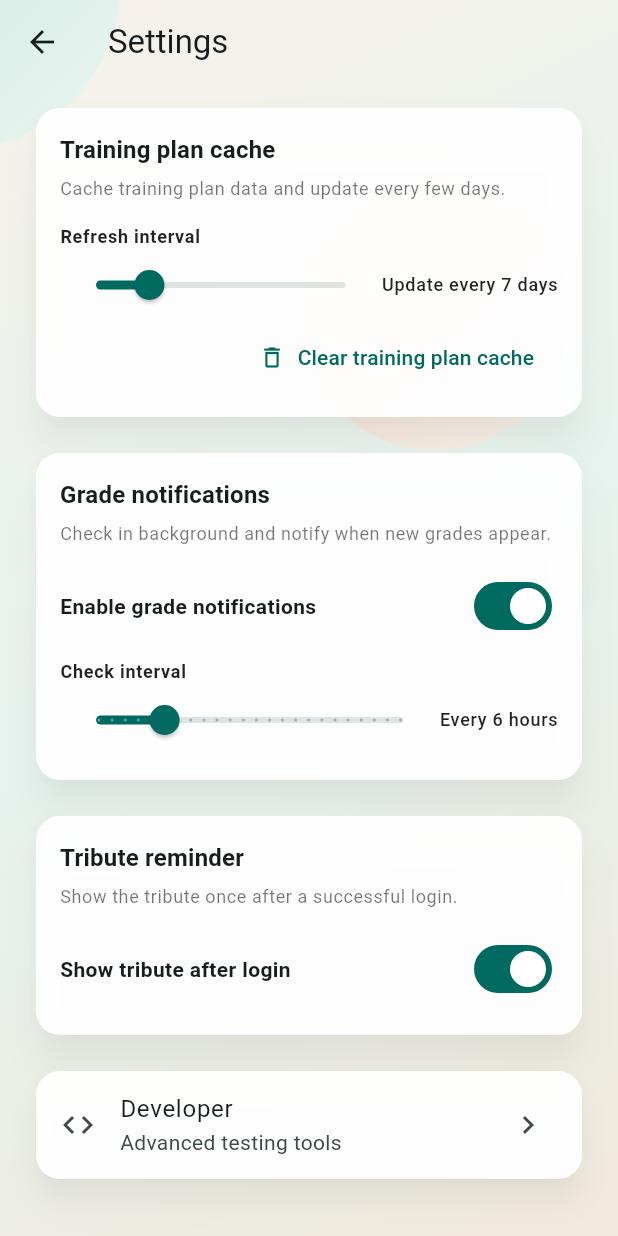
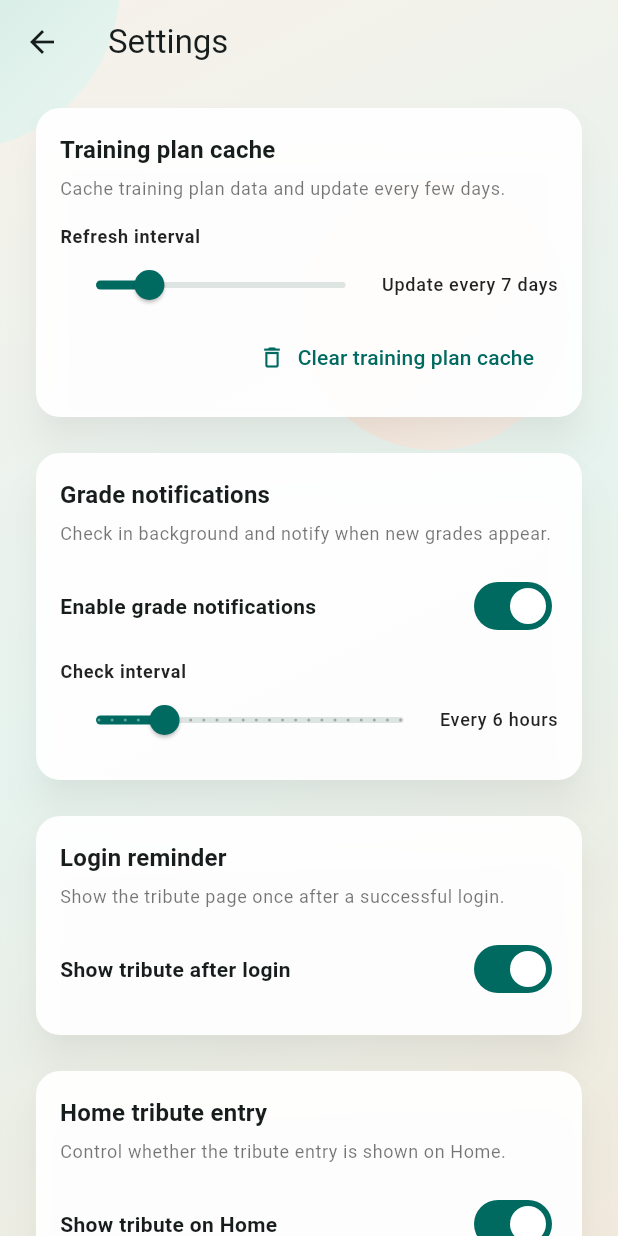
Before and after one commit to AuroBreeze/QFNU_API_App, a Flutter app: the SettingsPage screen opened directly, on a phone screen of 412 x 824 dp. Run offline on Flutter 3.47's test engine with Material 3 defaults, Android fonts, the phone set to English and light mode, and no system bars; our stand-ins replace cookie_jar, dio, dio_cookie_manager, flutter_local_notifications, flutter_secure_storage, shared_preferences; missing offline and left inert: workmanager; accounts and stored records are empty; network calls fail; statements that could not run were skipped.

Commit message:
feat(home): 添加首页致敬卡片的显示控制功能
- 在HomePage中添加FutureBuilder来异步获取设置状态，
控制致敬卡片的显示与隐藏
- 导入SettingsStore以支持设置读取功能
- 添加SizedBox布局优化卡片间距

feat(settings): 增加首页致敬卡片显示开关设置项

- 在SettingsPage中新增_showHomeTributeCard状态变量
- 添加_getShowHomeTributeCard初始化逻辑
- 实现_toggleHomeTributeCard方法处理开关切换
- 在设置界面增加致敬卡片显示控制卡片组件
- 在设置界面致敬区域下方增加跳转到致敬页面的列表项

feat(settings-store): 新增首页致敬卡片显示设置存储支持

- 定义_showHomeTributeCard偏好键常量
- 实现getShowHomeTributeCard获取方法
- 实现setShowHomeTributeCard设置方法

feat(l10n): 添加致敬卡片相关国际化文本

- 更新en和zh语言文件中的致敬提示文本
- 添加首页致敬卡片标题、副标题和启用标签的新本地化字符串
- 调整部分致敬相关文本的表述方式

refactor(tribute-page): 重构致敬页面布局结构

- 将页面内容包装在Column组件中
- 分离致敬内容卡片和设置开关卡片为独立的Card组件
- 优化页面布局层次结构

```diff
--- a/lib/l10n/app_en.arb
+++ b/lib/l10n/app_en.arb
@@ -233,7 +233,10 @@
   "tributeBody3": "If that work helped you, please keep respect and kindness toward the original author.",
   "tributeBody4": "May more students build to serve and share.",
   "tributeContinue": "Continue to Home",
-  "tributePromptTitle": "Tribute reminder",
-  "tributePromptSubtitle": "Show the tribute once after a successful login.",
-  "tributePromptEnabledLabel": "Show tribute after login"
+  "tributePromptTitle": "Login reminder",
+  "tributePromptSubtitle": "Show the tribute page once after a successful login.",
+  "tributePromptEnabledLabel": "Show tribute after login",
+  "tributeHomeCardTitle": "Home tribute entry",
+  "tributeHomeCardSubtitle": "Control whether the tribute entry is shown on Home.",
+  "tributeHomeCardEnabledLabel": "Show tribute on Home"
 }
--- a/lib/l10n/app_localizations.dart
+++ b/lib/l10n/app_localizations.dart
@@ -893,13 +893,13 @@ abstract class AppLocalizations {
   /// No description provided for @tributePromptTitle.
   ///
   /// In en, this message translates to:
-  /// **'Tribute reminder'**
+  /// **'Login reminder'**
   String get tributePromptTitle;
 
   /// No description provided for @tributePromptSubtitle.
   ///
   /// In en, this message translates to:
-  /// **'Show the tribute once after a successful login.'**
+  /// **'Show the tribute page once after a successful login.'**
   String get tributePromptSubtitle;
 
   /// No description provided for @tributePromptEnabledLabel.
@@ -907,6 +907,24 @@ abstract class AppLocalizations {
   /// In en, this message translates to:
   /// **'Show tribute after login'**
   String get tributePromptEnabledLabel;
+
+  /// No description provided for @tributeHomeCardTitle.
+  ///
+  /// In en, this message translates to:
+  /// **'Home tribute entry'**
+  String get tributeHomeCardTitle;
+
+  /// No description provided for @tributeHomeCardSubtitle.
+  ///
+  /// In en, this message translates to:
+  /// **'Control whether the tribute entry is shown on Home.'**
+  String get tributeHomeCardSubtitle;
+
+  /// No description provided for @tributeHomeCardEnabledLabel.
+  ///
+  /// In en, this message translates to:
+  /// **'Show tribute on Home'**
+  String get tributeHomeCardEnabledLabel;
 }
 
 class _AppLocalizationsDelegate
--- a/lib/l10n/app_localizations_en.dart
+++ b/lib/l10n/app_localizations_en.dart
@@ -463,12 +463,22 @@ class AppLocalizationsEn extends AppLocalizations {
   String get tributeContinue => 'Continue to Home';
 
   @override
-  String get tributePromptTitle => 'Tribute reminder';
+  String get tributePromptTitle => 'Login reminder';
 
   @override
   String get tributePromptSubtitle =>
-      'Show the tribute once after a successful login.';
+      'Show the tribute page once after a successful login.';
 
   @override
   String get tributePromptEnabledLabel => 'Show tribute after login';
+
+  @override
+  String get tributeHomeCardTitle => 'Home tribute entry';
+
+  @override
+  String get tributeHomeCardSubtitle =>
+      'Control whether the tribute entry is shown on Home.';
+
+  @override
+  String get tributeHomeCardEnabledLabel => 'Show tribute on Home';
 }
--- a/lib/settings/settings_page.dart
+++ b/lib/settings/settings_page.dart
@@ -2,6 +2,7 @@ import 'package:flutter/material.dart';
 import 'package:flutter_local_notifications/flutter_local_notifications.dart';
 import 'package:qfnu_app/background/grade_check_scheduler.dart';
 import 'package:qfnu_app/settings/developer_page.dart';
+import 'package:qfnu_app/settings/tribute_page.dart';
 import 'package:qfnu_app/l10n/app_localizations.dart';
 import 'package:qfnu_app/shared/settings_store.dart';
 import 'package:qfnu_app/shared/training_plan_cache.dart';
@@ -20,6 +21,7 @@ class _SettingsPageState extends State<SettingsPage> {
   bool _gradeNotifyEnabled = true;
   int _gradeCheckHours = SettingsStore.defaultGradeCheckIntervalHours;
   bool _tributePromptEnabled = true;
+  bool _showHomeTributeCard = true;
 
   @override
   void initState() {
@@ -32,12 +34,14 @@ class _SettingsPageState extends State<SettingsPage> {
     final gradeEnabled = await SettingsStore.getGradeNotificationEnabled();
     final gradeHours = await SettingsStore.getGradeCheckIntervalHours();
     final tributePromptEnabled = await SettingsStore.getTributePromptEnabled();
+    final showHomeTributeCard = await SettingsStore.getShowHomeTributeCard();
     if (!mounted) return;
     setState(() {
       _cacheDays = days;
       _gradeNotifyEnabled = gradeEnabled;
       _gradeCheckHours = gradeHours;
       _tributePromptEnabled = tributePromptEnabled;
+      _showHomeTributeCard = showHomeTributeCard;
       _loading = false;
     });
   }
@@ -104,6 +108,13 @@ class _SettingsPageState extends State<SettingsPage> {
       _tributePromptEnabled = value;
     });
     await SettingsStore.setTributePromptEnabled(value);
+  }
+
+  Future<void> _toggleHomeTributeCard(bool value) async {
+    setState(() {
+      _showHomeTributeCard = value;
+    });
+    await SettingsStore.setShowHomeTributeCard(value);
   }
 
 
@@ -357,6 +368,70 @@ class _SettingsPageState extends State<SettingsPage> {
                 ),
                 const SizedBox(height: 16),
                 Card(
+                  elevation: 10,
+                  shadowColor: Colors.black26,
+                  color: Colors.white.withOpacity(0.95),
+                  shape: RoundedRectangleBorder(
+                    borderRadius: BorderRadius.circular(16),
+                  ),
+                  child: Padding(
+                    padding: const EdgeInsets.all(16),
+                    child: Column(
+                      crossAxisAlignment: CrossAxisAlignment.start,
+                      children: [
+                        Text(
+                          l10n.tributeHomeCardTitle,
+                          style: theme.textTheme.titleMedium?.copyWith(
+                            fontWeight: FontWeight.w700,
+                          ),
+                        ),
+                        const SizedBox(height: 6),
+                        Text(
+                          l10n.tributeHomeCardSubtitle,
+                          style: theme.textTheme.bodySmall?.copyWith(
+                            color: Colors.black54,
+                          ),
+                        ),
+                        const SizedBox(height: 12),
+                        SwitchListTile.adaptive(
+                          value: _showHomeTributeCard,
+                          onChanged: _loading ? null : _toggleHomeTributeCard,
+                          contentPadding: EdgeInsets.zero,
+                          title: Text(
+                            l10n.tributeHomeCardEnabledLabel,
+                            style: theme.textTheme.bodyMedium?.copyWith(
+                              fontWeight: FontWeight.w600,
+                            ),
+                          ),
+                        ),
+                      ],
+                    ),
+                  ),
+                ),
+                const SizedBox(height: 16),
+                Card(
+                  elevation: 8,
+                  shadowColor: Colors.black26,
+                  color: Colors.white.withOpacity(0.95),
+                  shape: RoundedRectangleBorder(
+                    borderRadius: BorderRadius.circular(16),
+                  ),
+                  child: ListTile(
+                    leading: const Icon(Icons.favorite_border),
+                    title: Text(l10n.tributeTitle),
+                    subtitle: Text(l10n.tributeSubtitle),
+                    trailing: const Icon(Icons.chevron_right),
+                    onTap: () {
+                      Navigator.of(context).push(
+                        MaterialPageRoute(
+                          builder: (_) => const TributePage(),
+                        ),
+                      );
+                    },
+                  ),
+                ),
+                const SizedBox(height: 16),
+                Card(
                   elevation: 8,
                   shadowColor: Colors.black26,
                   color: Colors.white.withOpacity(0.95),
--- a/lib/shared/settings_store.dart
+++ b/lib/shared/settings_store.dart
@@ -9,6 +9,7 @@ class SettingsStore {
   static const String _keyGradeTestNotifyEnabled = 'grade_test_notify_enabled';
   static const String _keyTributePromptEnabled = 'tribute_prompt_enabled';
   static const String _keyTributePromptShown = 'tribute_prompt_shown';
+  static const String _keyShowHomeTributeCard = 'show_home_tribute_card';
 
   static int _normalizeDays(int value) {
     if (value < 1) return 1;
@@ -85,4 +86,14 @@ class SettingsStore {
     final prefs = await SharedPreferences.getInstance();
     await prefs.setBool(_keyTributePromptShown, shown);
   }
+
+  static Future<bool> getShowHomeTributeCard() async {
+    final prefs = await SharedPreferences.getInstance();
+    return prefs.getBool(_keyShowHomeTributeCard) ?? true;
+  }
+
+  static Future<void> setShowHomeTributeCard(bool show) async {
+    final prefs = await SharedPreferences.getInstance();
+    await prefs.setBool(_keyShowHomeTributeCard, show);
+  }
 }
```
Also changed, not shown: lib/home/home_page.dart (+15 -0 lines), lib/l10n/app_localizations_zh.dart (+12 -3 lines), lib/l10n/app_zh.arb (+6 -3 lines), lib/settings/tribute_page.dart (+22 -2 lines).
